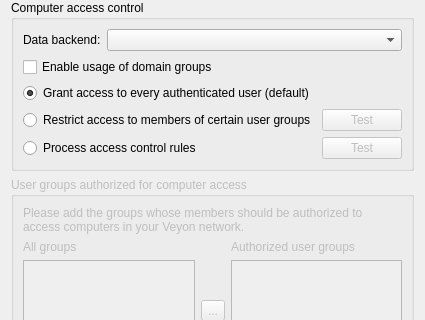
First picture: the form in configurator/forms/AccessControlPage.ui, repository veyon/veyon, before the edit; both pictures show x 0 to 425 and y 0 to 320 of the 425 by 669 pixel window.
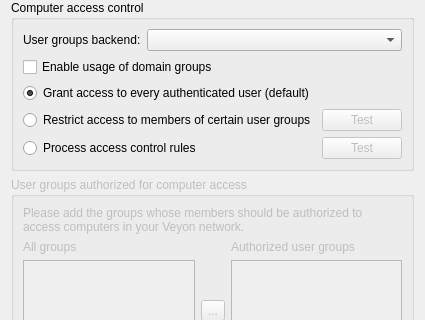
Second picture: the form after the edit. Icons and pictures are not drawn.

Commit message: Configurator: AccessControlPage: fix displayed texts

What changed in the file:
```diff
--- a/configurator/forms/AccessControlPage.ui
+++ b/configurator/forms/AccessControlPage.ui
@@ -33,7 +33,7 @@
         <item>
          <widget class="QLabel" name="label">
           <property name="text">
-           <string>Data backend:</string>
+           <string>User groups backend:</string>
           </property>
          </widget>
         </item>
```
The commit also changes 1 other file.
